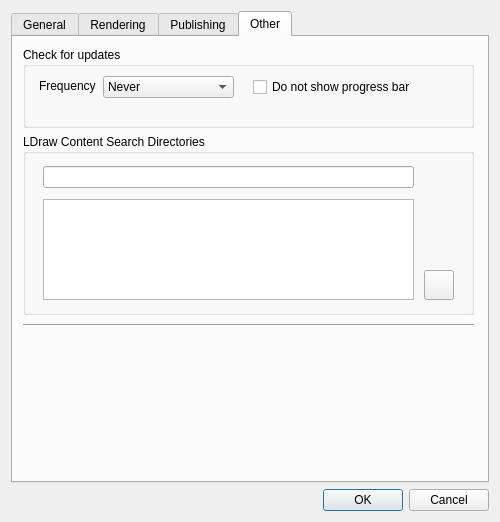
Qt form mainApp/preferences.ui (trevorsandy/lpub3d) before a commit.
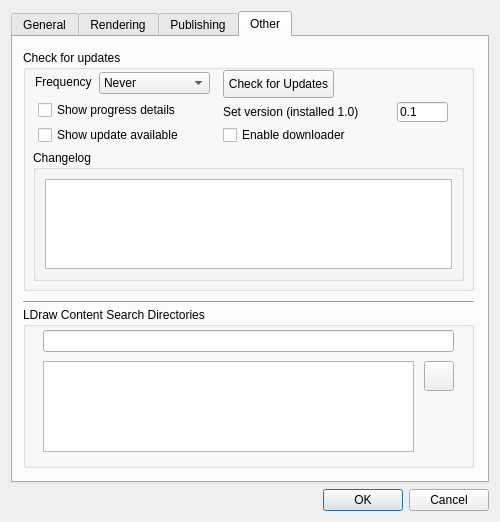
The same form after that commit. The open tabs and pages were chosen to show the change. Icons and pictures are not drawn.

Diff of the .ui file:
```diff
--- a/mainApp/preferences.ui
+++ b/mainApp/preferences.ui
@@ -785,8 +785,8 @@
       <widget class="QLabel" name="label_11">
        <property name="geometry">
         <rect>
-         <x>26</x>
-         <y>39</y>
+         <x>22</x>
+         <y>35</y>
          <width>61</width>
          <height>20</height>
         </rect>
@@ -798,9 +798,9 @@
       <widget class="QComboBox" name="comboCheckForUpdates">
        <property name="geometry">
         <rect>
-         <x>90</x>
-         <y>39</y>
-         <width>131</width>
+         <x>86</x>
+         <y>35</y>
+         <width>111</width>
          <height>22</height>
         </rect>
        </property>
@@ -828,29 +828,13 @@
         </property>
        </item>
       </widget>
-      <widget class="QCheckBox" name="chkBoxSilent">
-       <property name="geometry">
-        <rect>
-         <x>240</x>
-         <y>40</y>
-         <width>201</width>
-         <height>20</height>
-        </rect>
-       </property>
-       <property name="toolTip">
-        <string>Do not show progress bar while checking for updates</string>
-       </property>
-       <property name="text">
-        <string>Do not show progress bar</string>
-       </property>
-      </widget>
       <widget class="QGroupBox" name="groupBoxUpdates">
        <property name="geometry">
         <rect>
          <x>10</x>
-         <y>10</y>
+         <y>13</y>
          <width>451</width>
-         <height>81</height>
+         <height>241</height>
         </rect>
        </property>
        <property name="toolTip">
@@ -859,12 +843,146 @@
        <property name="title">
         <string>Check for updates</string>
        </property>
+       <widget class="QLineEdit" name="moduleVersion_lne">
+        <property name="geometry">
+         <rect>
+          <x>374</x>
+          <y>52</y>
+          <width>51</width>
+          <height>20</height>
+         </rect>
+        </property>
+        <property name="toolTip">
+         <string>Enter the application version to compare.</string>
+        </property>
+        <property name="text">
+         <string>0.1</string>
+        </property>
+        <property name="placeholderText">
+         <string>Write a version string...</string>
+        </property>
+       </widget>
+       <widget class="QLabel" name="moduleVersion_lbl">
+        <property name="geometry">
+         <rect>
+          <x>200</x>
+          <y>52</y>
+          <width>171</width>
+          <height>20</height>
+         </rect>
+        </property>
+        <property name="toolTip">
+         <string>Change the application version to use when comparing with update version. Use to update earlier version.</string>
+        </property>
+        <property name="text">
+         <string>Set version (installed 1.0)</string>
+        </property>
+       </widget>
+       <widget class="QCheckBox" name="showAllNotificstions_Chk">
+        <property name="geometry">
+         <rect>
+          <x>15</x>
+          <y>52</y>
+          <width>181</width>
+          <height>16</height>
+         </rect>
+        </property>
+        <property name="toolTip">
+         <string>Show progress details while checking for updates</string>
+        </property>
+        <property name="text">
+         <string>Show progress details</string>
+        </property>
+       </widget>
+       <widget class="QCheckBox" name="showUpdateNotifications_Chk">
+        <property name="geometry">
+         <rect>
+          <x>15</x>
+          <y>77</y>
+          <width>181</width>
+          <height>16</height>
+         </rect>
+        </property>
+        <property name="toolTip">
+         <string>Notify user when and update is available</string>
+        </property>
+        <property name="text">
+         <string>Show update available</string>
+        </property>
+        <property name="checked">
+         <bool>false</bool>
+        </property>
+       </widget>
+       <widget class="QCheckBox" name="enableDownloader_Chk">
+        <property name="geometry">
+         <rect>
+          <x>200</x>
+          <y>77</y>
+          <width>171</width>
+          <height>16</height>
+         </rect>
+        </property>
+        <property name="toolTip">
+         <string>Download the update directly instead of opening download link through a browser</string>
+        </property>
+        <property name="text">
+         <string>Enable downloader</string>
+        </property>
+        <property name="checked">
+         <bool>false</bool>
+        </property>
+       </widget>
+       <widget class="QGroupBox" name="groupBoxChangeLog">
+        <property name="geometry">
+         <rect>
+          <x>10</x>
+          <y>100</y>
+          <width>431</width>
+          <height>131</height>
+         </rect>
+        </property>
+        <property name="title">
+         <string>Changelog</string>
+        </property>
+        <layout class="QVBoxLayout" name="verticalLayout_4">
+         <item>
+          <widget class="QTextBrowser" name="changeLog_txbr">
+           <property name="readOnly">
+            <bool>true</bool>
+           </property>
+           <property name="html">
+            <string>&lt;!DOCTYPE HTML PUBLIC &quot;-//W3C//DTD HTML 4.0//EN&quot; &quot;http://www.w3.org/TR/REC-html40/strict.dtd&quot;&gt;
+&lt;html&gt;&lt;head&gt;&lt;meta name=&quot;qrichtext&quot; content=&quot;1&quot; /&gt;&lt;style type=&quot;text/css&quot;&gt;
+p, li { white-space: pre-wrap; }
+&lt;/style&gt;&lt;/head&gt;&lt;body style=&quot; font-family:'MS Shell Dlg 2'; font-size:7.8pt; font-weight:400; font-style:normal;&quot;&gt;
+&lt;p style=&quot;-qt-paragraph-type:empty; margin-top:0px; margin-bottom:0px; margin-left:0px; margin-right:0px; -qt-block-indent:0; text-indent:0px;&quot;&gt;&lt;br /&gt;&lt;/p&gt;&lt;/body&gt;&lt;/html&gt;</string>
+           </property>
+          </widget>
+         </item>
+        </layout>
+       </widget>
+       <widget class="QPushButton" name="checkForUpdates_btn">
+        <property name="geometry">
+         <rect>
+          <x>200</x>
+          <y>20</y>
+          <width>111</width>
+          <height>28</height>
+         </rect>
+        </property>
+        <property name="toolTip">
+         <string>Click to check for update</string>
+        </property>
+        <property name="text">
+         <string>Check for Updates</string>
+        </property>
+       </widget>
       </widget>
       <widget class="Line" name="line">
        <property name="geometry">
         <rect>
          <x>10</x>
-         <y>280</y>
+         <y>257</y>
          <width>451</width>
          <height>16</height>
         </rect>
@@ -877,9 +995,9 @@
        <property name="geometry">
         <rect>
          <x>10</x>
-         <y>97</y>
+         <y>270</y>
          <width>451</width>
-         <height>181</height>
+         <height>161</height>
         </rect>
        </property>
        <property name="title">
@@ -892,9 +1010,9 @@
         <property name="geometry">
          <rect>
           <x>20</x>
-          <y>65</y>
+          <y>54</y>
           <width>371</width>
-          <height>101</height>
+          <height>91</height>
          </rect>
         </property>
         <property name="acceptDrops">
@@ -911,7 +1029,7 @@
         <property name="geometry">
          <rect>
           <x>401</x>
-          <y>136</y>
+          <y>54</y>
           <width>30</width>
           <height>30</height>
          </rect>
@@ -937,8 +1055,8 @@
         <property name="geometry">
          <rect>
           <x>20</x>
-          <y>32</y>
-          <width>371</width>
+          <y>23</y>
+          <width>411</width>
           <height>22</height>
          </rect>
         </property>
```
Left out of the diff: 7 changed lines with no effect on the pictures.
